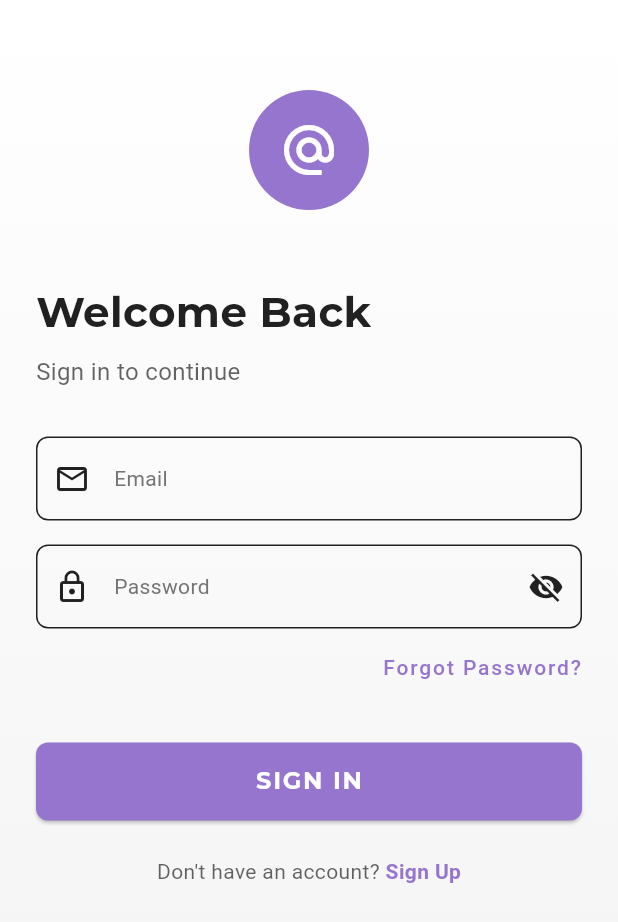
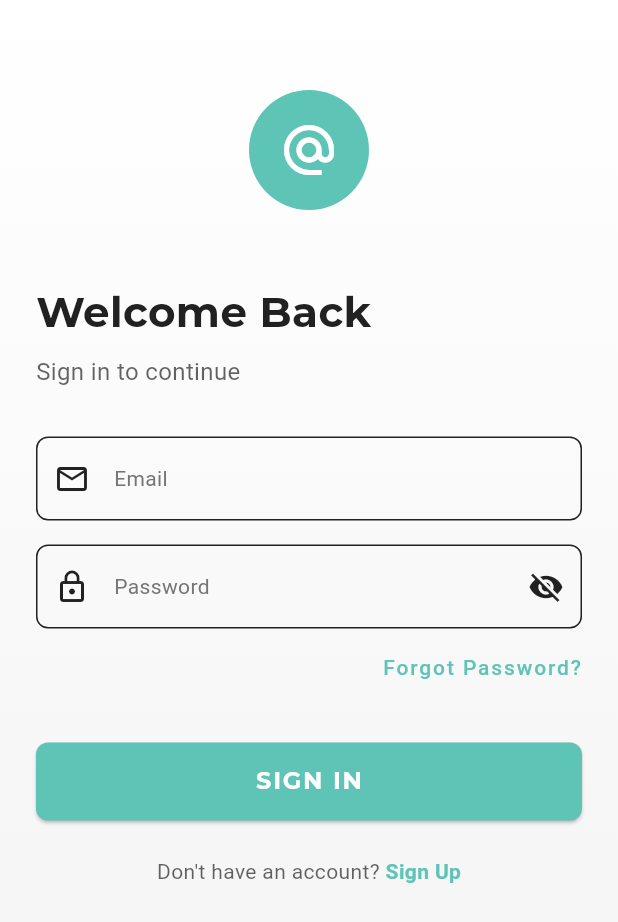
Before and after one commit to Waxmard/rinking-epp, a Flutter app: the screen it shows after launch, on a phone screen of 412 x 824 dp. Shown: the top 922 px of the screen. Run offline on Flutter 3.47's test engine with Material 3 defaults, Android fonts, the phone set to English and light mode, and no system bars; our stand-ins replace google_fonts.

Commit message:
feat(theme): update colors and add tier visualization support
Update the `AppTheme` class to align with TierNerd's branding and
visual standards. Modify primary and accent colors to a purple and
teal palette, respectively. Introduce specific colors for tier
visualization, allowing clear representation of different tiers.
Enhance contrast for text on accent backgrounds and adapt the dark
theme to these new colors for improved aesthetics and usability.

```diff
--- a/ui/lib/utils/app_theme.dart
+++ b/ui/lib/utils/app_theme.dart
@@ -1,17 +1,26 @@
 import 'package:flutter/material.dart';
 import 'package:google_fonts/google_fonts.dart';
 
-/// A class for managing app-wide themes and styling
+/// A class for managing app-wide themes and styling for TierNerd
 class AppTheme {
-  // Monochrome palette
-  static const Color primaryColor = Color(0xFF212121);
-  static const Color primaryColorLight = Color(0xFF484848);
-  static const Color primaryColorDark = Color(0xFF000000);
+  // Core UI Palette - Primary color
+  static const Color primaryColor = Color(0xFF5D4A8C); // TierNerd purple
+  static const Color primaryColorLight = Color(0xFF7E6BA1); // Lighter purple
+  static const Color primaryColorDark = Color(0xFF42346A); // Darker purple
 
-  // Accent color for important elements - muted/faded purple
-  static const Color accentColor = Color(0xFF9575CD); // Muted purple
-  static const Color accentColorLight = Color(0xFFB39DDB); // Light muted purple
-  static const Color accentColorDark = Color(0xFF7E57C2); // Darker muted purple
+  // Core UI Palette - Secondary/Accent color (changed from yellow to teal)
+  static const Color accentColor = Color(0xFF5EC4B6); // Teal accent
+  static const Color accentColorLight = Color(0xFF8FD5CC); // Lighter teal
+  static const Color accentColorDark = Color(0xFF3A9C90); // Darker teal
+
+  // Tier colors - functional colors for tier visualization only
+  static const Color sTierColor = Color(0xFFEAD94C); // S - Yellow (gold)
+  static const Color aTierColor = Color(0xFFF2E77F); // A - Lighter yellow
+  static const Color bTierColor = Color(0xFF9DD16A); // B - Light green
+  static const Color cTierColor = Color(0xFF5EC4B6); // C - Teal (same as accent)
+  static const Color dTierColor = Color(0xFFA364D9); // D - Purple
+  static const Color eTierColor = Color(0xFFF05F57); // E - Red
+  static const Color fTierColor = Color(0xFF9E9E9E); // F - Gray
 
   // Grayscale palette
   static const Color textColorPrimary = Color(0xFF212121);     // Near black
@@ -19,7 +28,7 @@ class AppTheme {
   static const Color dividerColor = Color(0xFFE0E0E0);         // Light gray
   static const Color backgroundColor = Color(0xFFF5F5F5);      // Almost white
   static const Color surfaceColor = Color(0xFFFFFFFF);         // Pure white
-  static const Color errorColor = Color(0xFFE53935);           // Red (only non-grayscale)
+  static const Color errorColor = Color(0xFFF05F57);           // Red (using D-tier red)
 
   /// Default text theme with Google Fonts
   static TextTheme get textTheme {
@@ -101,7 +110,7 @@ class AppTheme {
         surface: surfaceColor,
         background: backgroundColor,
         onPrimary: Colors.white,
-        onSecondary: Colors.white,
+        onSecondary: Colors.black, // Black text on yellow for better contrast
         onSurface: textColorPrimary,
         onBackground: textColorPrimary,
       ),
@@ -139,7 +148,7 @@ class AppTheme {
       ),
       floatingActionButtonTheme: FloatingActionButtonThemeData(
         backgroundColor: accentColor,
-        foregroundColor: Colors.black,
+        foregroundColor: Colors.black, // Black on yellow for contrast
       ),
       dividerTheme: const DividerThemeData(
         color: dividerColor,
@@ -161,28 +170,28 @@ class AppTheme {
     );
   }
 
-  /// Returns the dark theme
+  /// Returns the dark theme - adapted to TierNerd colors
   static ThemeData get darkTheme {
     return ThemeData(
-      primaryColor: primaryColorLight,
+      primaryColor: primaryColor,
       colorScheme: ColorScheme.dark(
-        primary: primaryColorLight,
-        secondary: accentColorLight,
+        primary: primaryColor,
+        secondary: accentColor,
         error: errorColor,
-        surface: const Color(0xFF1E1E1E),      // Card/surface color
-        background: const Color(0xFF121212),   // Background color
+        surface: Color(0xFF2D2440),      // Dark purple surface
+        background: Color(0xFF1E1833),   // Darker purple background
         onPrimary: Colors.white,
-        onSecondary: Colors.white,
+        onSecondary: Colors.black,       // Black on yellow for contrast
         onSurface: Colors.white,
         onBackground: Colors.white,
       ),
-      scaffoldBackgroundColor: Color(0xFF121212), // Dark mode background
+      scaffoldBackgroundColor: Color(0xFF1E1833), // Dark purple background
       textTheme: textTheme.apply(
         bodyColor: Colors.white,
         displayColor: Colors.white,
       ),
       appBarTheme: AppBarTheme(
-        backgroundColor: Color(0xFF1E1E1E), // Slightly lighter than background
+        backgroundColor: primaryColor,
         elevation: 0.0,
         titleTextStyle: textTheme.titleLarge?.copyWith(
           color: Colors.white,
@@ -204,7 +213,7 @@ class AppTheme {
         ),
       ),
       cardTheme: CardTheme(
-        color: const Color(0xFF1E1E1E),
+        color: Color(0xFF2D2440), // Dark purple card
         elevation: 1.0,  // Subtle elevation
         shape: RoundedRectangleBorder(
           borderRadius: BorderRadius.circular(8.0),  // Less rounded for minimalist look
@@ -212,26 +221,48 @@ class AppTheme {
         margin: const EdgeInsets.all(8.0),
       ),
       floatingActionButtonTheme: FloatingActionButtonThemeData(
-        backgroundColor: accentColorLight,
-        foregroundColor: Colors.black,
+        backgroundColor: accentColor,
+        foregroundColor: Colors.black, // Black on yellow for contrast
       ),
       dividerTheme: DividerThemeData(
-        color: Colors.grey[700]!,
+        color: Colors.white.withOpacity(0.2),
         thickness: 1.0,
         space: 1.0,
       ),
       inputDecorationTheme: InputDecorationTheme(
         border: OutlineInputBorder(
           borderRadius: BorderRadius.circular(8.0),
-          borderSide: BorderSide(color: Colors.grey[700]!),
+          borderSide: BorderSide(color: Colors.white.withOpacity(0.3)),
         ),
         focusedBorder: OutlineInputBorder(
           borderRadius: BorderRadius.circular(8.0),
-          borderSide: BorderSide(color: primaryColorLight, width: 2.0),
+          borderSide: BorderSide(color: accentColor, width: 2.0),
         ),
-        labelStyle: textTheme.bodyMedium?.copyWith(color: Colors.grey[400]),
-        hintStyle: textTheme.bodyMedium?.copyWith(color: Colors.grey[500]),
+        labelStyle: textTheme.bodyMedium?.copyWith(color: Colors.white.withOpacity(0.7)),
+        hintStyle: textTheme.bodyMedium?.copyWith(color: Colors.white.withOpacity(0.5)),
       ),
     );
   }
+
+  /// Helper method to get tier color by tier letter
+  static Color getTierColor(String tier) {
+    switch (tier.toUpperCase()) {
+      case 'S':
+        return sTierColor;
+      case 'A':
+        return aTierColor;
+      case 'B':
+        return bTierColor;
+      case 'C':
+        return cTierColor;
+      case 'D':
+        return dTierColor;
+      case 'E':
+        return eTierColor;
+      case 'F':
+        return fTierColor;
+      default:
+        return Colors.grey;
+    }
+  }
 }
```
